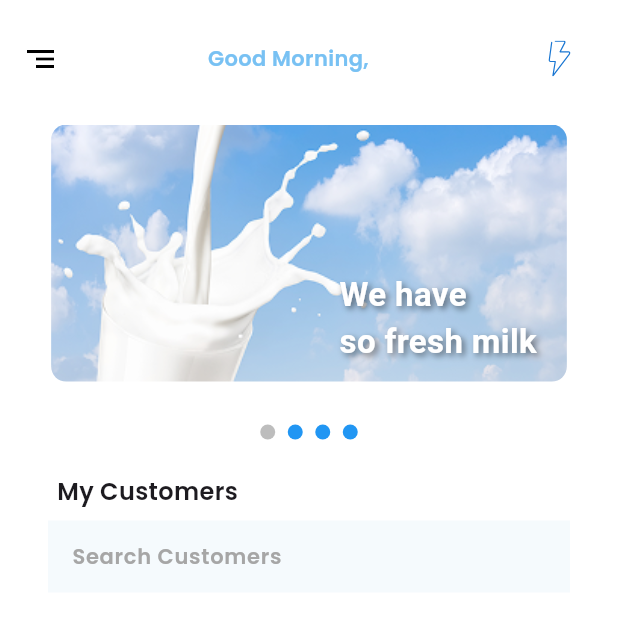
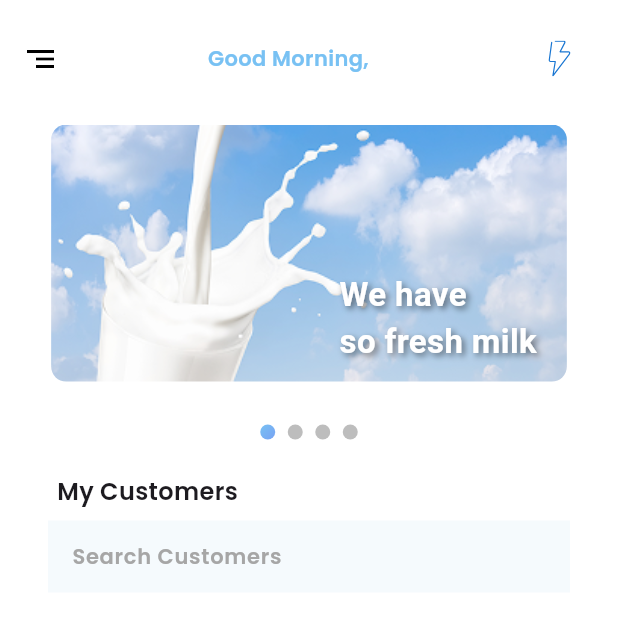
Before and after one commit to yasirzain15/kashmir_milk, a Flutter app: the DashboardScreen screen opened directly, after a tap on the "add" icon, on a phone screen of 412 x 824 dp, the top half of it. Run offline on Flutter 3.47's test engine with Material 3 defaults, Android fonts, the phone set to English and light mode, and no system bars; drawn by our look-alikes of carousel_slider; our stand-ins replace cloud_firestore, connectivity_plus, csv, file_picker, firebase_auth, firebase_core and 4 more; accounts and stored records are empty.

Commit message:
about today

```diff
--- a/lib/Add Customers/multiple_entries.dart
+++ b/lib/Add Customers/multiple_entries.dart
@@ -121,7 +121,8 @@ class _CsvExcelUploaderState extends State<CsvExcelUploader> {
 
       if (hasInternet) {
         for (var row in fileData) {
-          await userCollection.add(row);
+          final docref = userCollection.doc();
+          await docref.set({"customer_id": docref.id, ...row});
           processedRows++;
           setState(() =>
               uploadProgress = ((processedRows / totalRows) * 100).round());
--- a/lib/dashboard.dart
+++ b/lib/dashboard.dart
@@ -31,6 +31,7 @@ class _DashboardScreenState extends State<DashboardScreen> {
   List<String> uniqueSectors = [];
   DateTime? lastBackPress;
   int _currentIndex = 0;
+
   final TextEditingController _customerController = TextEditingController();
   final List<String> _imageList = [
     'assets/image.png',
@@ -159,15 +160,14 @@ class _DashboardScreenState extends State<DashboardScreen> {
     }
   }
 
-  List<Map<String, dynamic>> _filterCustomers(
-      List<Map<String, dynamic>> customers, String query) {
+  List<Customer> _filterCustomers(List<Customer> customers, String query) {
     if (query.isEmpty) {
       return customers; // Return all customers if the query is empty
     }
     return customers.where((customer) {
-      final name = customer['Full Name']?.toString().toLowerCase() ?? "";
-      final city = customer['City']?.toString().toLowerCase() ?? "";
-      final phone = customer['Phone No']?.toString().toLowerCase() ?? "";
+      final name = customer.name?.toLowerCase() ?? "";
+      final city = customer.city?.toLowerCase() ?? "";
+      final phone = customer.phoneNo ?? "";
       return name.contains(query.toLowerCase()) ||
           city.contains(query.toLowerCase()) ||
           phone.contains(query.toLowerCase());
@@ -419,9 +419,21 @@ class _DashboardScreenState extends State<DashboardScreen> {
                         margin: const EdgeInsets.symmetric(horizontal: 4),
                         decoration: BoxDecoration(
                           shape: BoxShape.circle,
-                          color: _currentIndex == entry.key
-                              ? Colors.grey.shade400
-                              : Colors.blue,
+                          gradient: _currentIndex == entry.key
+                              ? LinearGradient(
+                                  colors: [
+                                    Color(0xff78c1f3),
+                                    Color(0xff78a2f3),
+                                  ],
+                                  begin: Alignment.topLeft,
+                                  end: Alignment.bottomRight,
+                                )
+                              : LinearGradient(
+                                  colors: [
+                                    const Color.fromRGBO(189, 189, 189, 1),
+                                    Colors.grey.shade400,
+                                  ], // Solid color as a gradient
+                                ),
                         ),
                       ),
                     );
@@ -675,7 +687,7 @@ class _DashboardScreenState extends State<DashboardScreen> {
 }
 
 class CustomerItem extends StatelessWidget {
-  final Map<String, dynamic> customer;
+  final Customer customer;
 
   const CustomerItem({super.key, required this.customer});
 
@@ -694,7 +706,7 @@ class CustomerItem extends StatelessWidget {
                 crossAxisAlignment: CrossAxisAlignment.start,
                 children: [
                   Text(
-                    customer['Full Name'] ?? "Unknown",
+                    customer.name ?? "Unknown",
                     style: GoogleFonts.poppins(
                       textStyle: const TextStyle(
                         fontWeight: FontWeight.w700,
@@ -705,7 +717,7 @@ class CustomerItem extends StatelessWidget {
                   ),
                   const SizedBox(height: 4),
                   Text(
-                    "City: ${customer['City'] ?? "Unknown"}",
+                    customer.city ?? "Unknown",
                     style: GoogleFonts.poppins(
                       textStyle: const TextStyle(
                         fontSize: 12,
@@ -716,7 +728,7 @@ class CustomerItem extends StatelessWidget {
                   ),
                   const SizedBox(height: 4),
                   Text(
-                    "Phone: ${customer['Phone No'] ?? "Unknown"}",
+                    customer.phoneNo ?? "Unknown",
                     style: GoogleFonts.poppins(
                       textStyle: const TextStyle(
                         fontSize: 12,
@@ -726,7 +738,7 @@ class CustomerItem extends StatelessWidget {
                   ),
                   const SizedBox(height: 4),
                   Text(
-                    "Milk Quantity: ${customer['Milk Quantity'] ?? "Unknown"}",
+                    customer.milkQuantity ?? "Unknown",
                     style: GoogleFonts.poppins(
                       textStyle: const TextStyle(
                         fontSize: 12,
@@ -744,8 +756,9 @@ class CustomerItem extends StatelessWidget {
                     value: 1,
                     child: GestureDetector(
                       onTap: () async {
+                        Navigator.pop(context);
                         await removeCustomerData(
-                            customer['customer_id'], context);
+                            customer.customerId ?? '', context);
                       },
                       child: ListTile(
                         title: Text(
@@ -814,7 +827,6 @@ class CustomerItem extends StatelessWidget {
       var doc = await docRef.get();
 
       if (doc.exists) {
-        // print("Document exists, proceeding to delete...");
         await docRef.delete();
         ScaffoldMessenger.of(context).showSnackBar(
           const SnackBar(
@@ -824,11 +836,17 @@ class CustomerItem extends StatelessWidget {
         );
         Provider.of<Funs>(context, listen: false).getall();
       } else {
-        // print("Document does not exist!");
+        ScaffoldMessenger.of(context).showSnackBar(
+          SnackBar(
+            content: Text("Customer not found"),
+            backgroundColor: Color(0xffc30010),
+          ),
+        );
       }
 
       final box = Hive.box<Customer>('customers');
       await box.delete(customerId);
+      Provider.of<Funs>(context, listen: false).getall();
 
       // SegmentedButtonState
     } catch (e) {
--- a/lib/functions.dart
+++ b/lib/functions.dart
@@ -6,7 +6,7 @@ import 'package:kashmeer_milk/Models/customer_model.dart';
 import 'package:uuid/uuid.dart';
 
 class Funs extends ChangeNotifier {
-  List<Map<String, dynamic>> customers = [];
+  List<Customer> customers = [];
   List<String> sectors = []; // List to store sector names
   List<int> sectorCounts = []; // Store the number of customers in each sector
   Future<void> getall() async {
@@ -18,11 +18,13 @@ class Funs extends ChangeNotifier {
           .collection('customer');
 
       final response = await userCollection.get();
-      final existedcustomers = customers.map((e) => e['customer_id']).toSet();
+      final existedcustomers =
+          customers.map((customer) => customer.customerId).toSet();
       final newCustomers = response.docs
           .where((customer) => !existedcustomers.contains(
               (customer.data()! as Map<String, dynamic>)['customer_id']))
-          .map((customer) => customer.data() as Map<String, dynamic>)
+          .map((customer) =>
+              Customer.fromJson(customer.data() as Map<String, dynamic>))
           .toList();
       customers.addAll(newCustomers);
       notifyListeners();
@@ -39,11 +41,12 @@ class Funs extends ChangeNotifier {
     final response = box.values;
 
     // Use a Set to keep track of existing customer IDs
-    final existingCustomerIds = customers.map((e) => e['customer_id']).toSet();
+    final existingCustomerIds =
+        customers.map((customer) => customer.customerId).toSet();
 
     final newCustomers = response
         .where((customer) => !existingCustomerIds.contains(customer.customerId))
-        .map((customer) => customer.toJson())
+        .map((customer) => customer)
         .toList();
 
     customers.addAll(newCustomers);
--- a/lib/models/customer_model.dart
+++ b/lib/models/customer_model.dart
@@ -5,56 +5,56 @@ part 'customer_model.g.dart';
 @HiveType(typeId: 0)
 class Customer {
   @HiveField(0)
-  final String name;
+  final String? name;
 
   @HiveField(1)
-  final String city;
+  final String? city;
 
   @HiveField(2)
-  final String sector;
+  final String? sector;
 
   @HiveField(3)
-  final String streetNo;
+  final String? streetNo;
 
   @HiveField(4)
-  final String houseNo;
+  final String? houseNo;
 
   @HiveField(5)
-  final String phoneNo;
+  final String? phoneNo;
 
   @HiveField(6)
-  final String milkQuantity;
+  final String? milkQuantity;
+
+  @HiveField(7)
+  final double? pricePerLiter;
 
   @HiveField(8)
-  final double pricePerLiter;
-
-  @HiveField(9)
-  final String customerId;
+  final String? customerId;
 
   Customer({
-    required this.name,
-    required this.city,
-    required this.sector,
-    required this.streetNo,
-    required this.houseNo,
-    required this.phoneNo,
-    required this.milkQuantity,
-    required this.pricePerLiter,
-    required this.customerId,
+    this.name,
+    this.city,
+    this.sector,
+    this.streetNo,
+    this.houseNo,
+    this.phoneNo,
+    this.milkQuantity,
+    this.pricePerLiter,
+    this.customerId,
   });
 
   /// Convert JSON Map to `Customer` object
   factory Customer.fromJson(Map<String, dynamic> json) {
     return Customer(
-      name: json['Full Name']?.toString() ?? 'Unknown Name',
-      city: json['City']?.toString() ?? 'Unknown City',
-      sector: json['Sector']?.toString() ?? 'Unknown Sector',
-      streetNo: json['Street No']?.toString() ?? 'Unknown Street',
-      houseNo: json['House No']?.toString() ?? "Unknown House",
-      phoneNo: json['Phone No']?.toString() ?? 'Unknown Phone',
-      milkQuantity: json['Milk Quantity']?.toString() ?? "Unknown",
-      pricePerLiter: (json['Price/Liter'] as num).toDouble(),
-      customerId: json['customer_id'] ?? ''.toString(),
+      name: json['Full Name']?.toString(),
+      city: json['City']?.toString(),
+      sector: json['Sector']?.toString(),
+      streetNo: json['Street No']?.toString(),
+      houseNo: json['House No']?.toString(),
+      phoneNo: json['Phone Number']?.toString(),
+      milkQuantity: json['Milk Quantity']?.toString(),
+      pricePerLiter: (json['Price/Liter'] as num?)?.toDouble(),
+      customerId: json['customer_id']?.toString(),
     );
   }
 
@@ -66,7 +66,7 @@ class Customer {
       'Sector': sector,
       'Street No': streetNo,
       'House No': houseNo,
-      'Phone No': phoneNo,
+      'Phone Number': phoneNo,
       'Milk Quantity': milkQuantity,
       'Price/Liter': pricePerLiter,
       'customer_id': customerId,
```
Also changed, not shown: lib/customerdetail_screen.dart (+6 -9 lines), lib/see_all_screen.dart (+15 -19 lines), lib/send_mesage.dart (+6 -5 lines), 5 other files.
